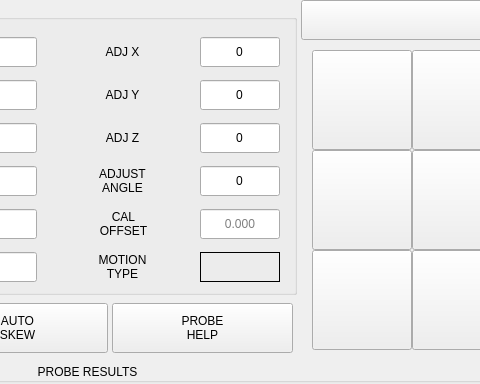
Above: lib/basic_probe.ui from persei802/QtDragon_hd before the change; both pictures show x 451 to 931 and y 0 to 384 of the 1077 by 522 pixel window. Below: the same form after it.
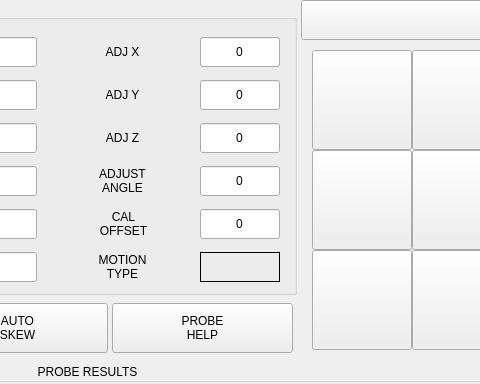
That is the form after the change. Icons and pictures are not drawn. Custom widgets are drawn as their Qt base class.

Commit message: fixed cal_offset and import error in probe_subprog

The edit to the form file:
```diff
--- a/lib/basic_probe.ui
+++ b/lib/basic_probe.ui
@@ -1283,7 +1283,7 @@
                       <string notr="true"/>
                      </property>
                      <property name="text">
-                      <string/>
+                      <string>0</string>
                      </property>
                      <property name="maxLength">
                       <number>10</number>
@@ -1294,9 +1294,6 @@
                      <property name="readOnly">
                       <bool>true</bool>
                      </property>
-                     <property name="placeholderText">
-                      <string>0.000</string>
-                     </property>
                      <property name="clearButtonEnabled">
                       <bool>false</bool>
                      </property>
```
Left out of the diff: 8 changed lines with no effect on the pictures. The commit also changes 1 other file.
